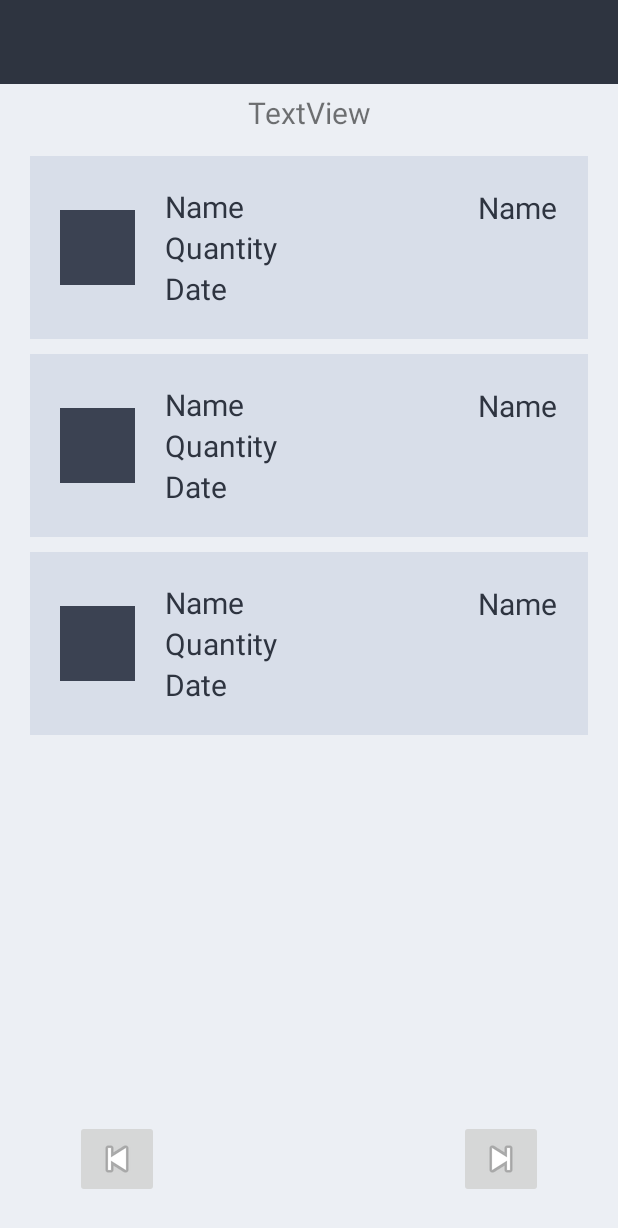
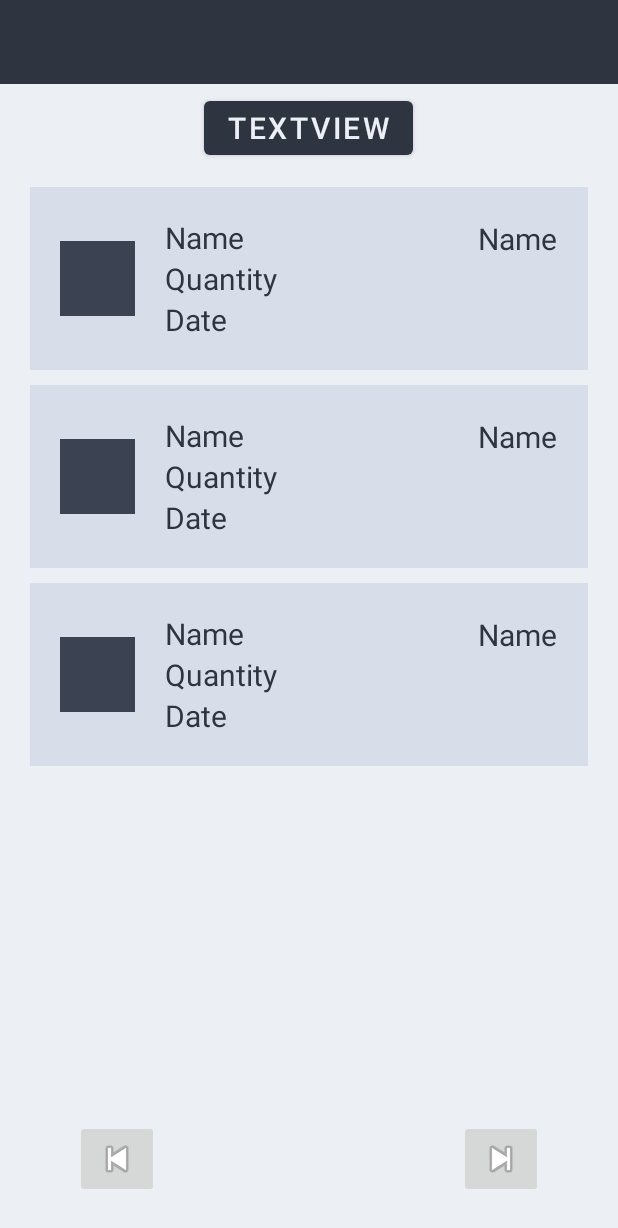
Before and after one commit to miguelarhb/AI-20-21, an Android app: the layout activity_schedule.xml on its own in the app's theme, with its tools: preview values and no code run, on a phone screen of 412 x 824 dp. Shown: the top 1228 px of the screen. Run offline under Robolectric (Android 15) with nearby library versions, the phone set to English and light mode, and no system bars.

Commit message:
UI improvements

```diff
--- a/SmartMedicationManager/app/src/main/java/pt/ulisboa/tecnico/cmov/smartmedicationmanager/AdvancedModeActivity.java
+++ b/SmartMedicationManager/app/src/main/java/pt/ulisboa/tecnico/cmov/smartmedicationmanager/AdvancedModeActivity.java
@@ -2,8 +2,8 @@ package pt.ulisboa.tecnico.cmov.smartmedicationmanager;
 
 import android.content.Intent;
 import android.os.Bundle;
+import android.widget.Button;
 import android.widget.CompoundButton;
-import android.widget.TextView;
 
 import androidx.appcompat.app.AlertDialog;
 import androidx.appcompat.widget.SwitchCompat;
@@ -18,7 +18,7 @@ public class AdvancedModeActivity extends BaseActivity {
         loadToolbar();
 
         switchCompat = findViewById(R.id.advancedModeSwitch);
-        TextView logoutTxt = findViewById(R.id.logoutTxt);
+        Button logoutTxt = findViewById(R.id.btnLogout);
 
         if (getSharedPreferenceBoolean("MODE")){
             switchCompat.setChecked(true);
--- a/SmartMedicationManager/app/src/main/res/layout/activity_schedule.xml
+++ b/SmartMedicationManager/app/src/main/res/layout/activity_schedule.xml
@@ -46,17 +46,15 @@
         android:layout_marginBottom="25dp"
         app:srcCompat="@android:drawable/ic_media_previous" />
 
-    <TextView
+    <Button
         android:id="@+id/scheduleDate"
         android:layout_width="wrap_content"
         android:layout_height="wrap_content"
         android:layout_below="@+id/include"
-        android:layout_alignParentStart="true"
-        android:layout_alignParentEnd="true"
         android:layout_centerHorizontal="true"
         android:gravity="center_horizontal"
         android:layout_marginTop="5dp"
         android:textSize="20sp"
-        android:text="TextView" />
+        android:text="@string/textview" />
 
 </RelativeLayout>
--- a/SmartMedicationManager/app/src/main/res/values/strings.xml
+++ b/SmartMedicationManager/app/src/main/res/values/strings.xml
@@ -74,4 +74,5 @@
     <string name="time">Time</string>
     <string name="barcode_2point">Barcode: </string>
     <string name="prescriptions">Prescriptions</string>
+    <string name="textview">TextView</string>
 </resources>
```
Also changed, not shown: SmartMedicationManager/app/src/main/res/layout/activity_advanced_mode.xml (+17 -13 lines).
